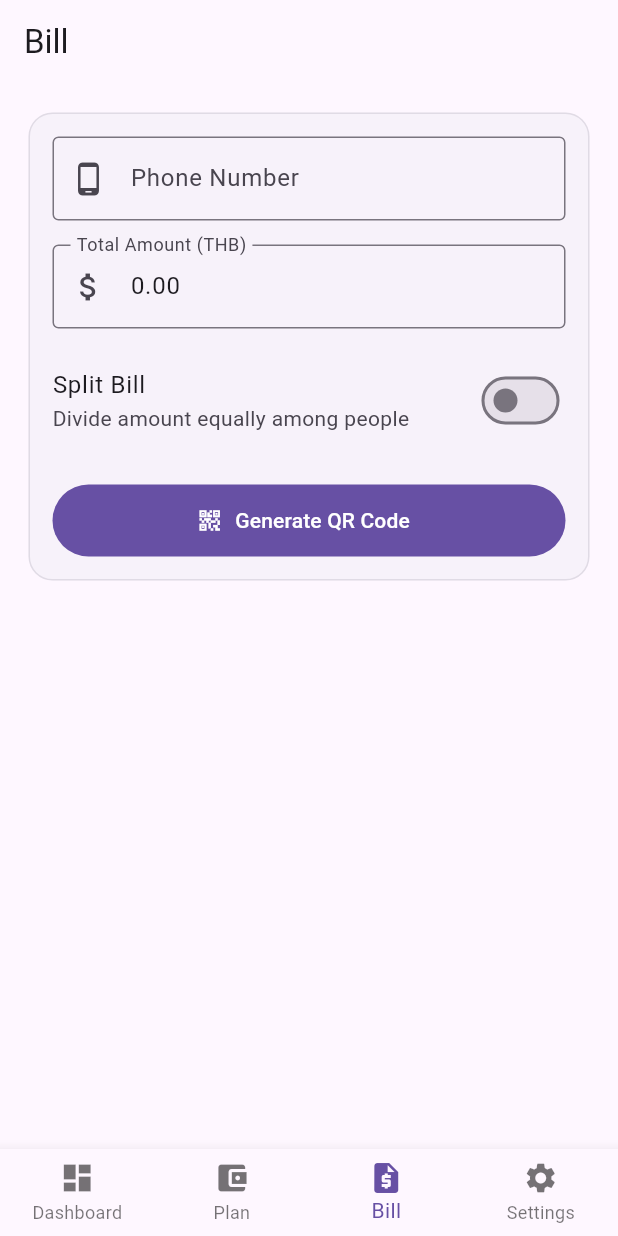
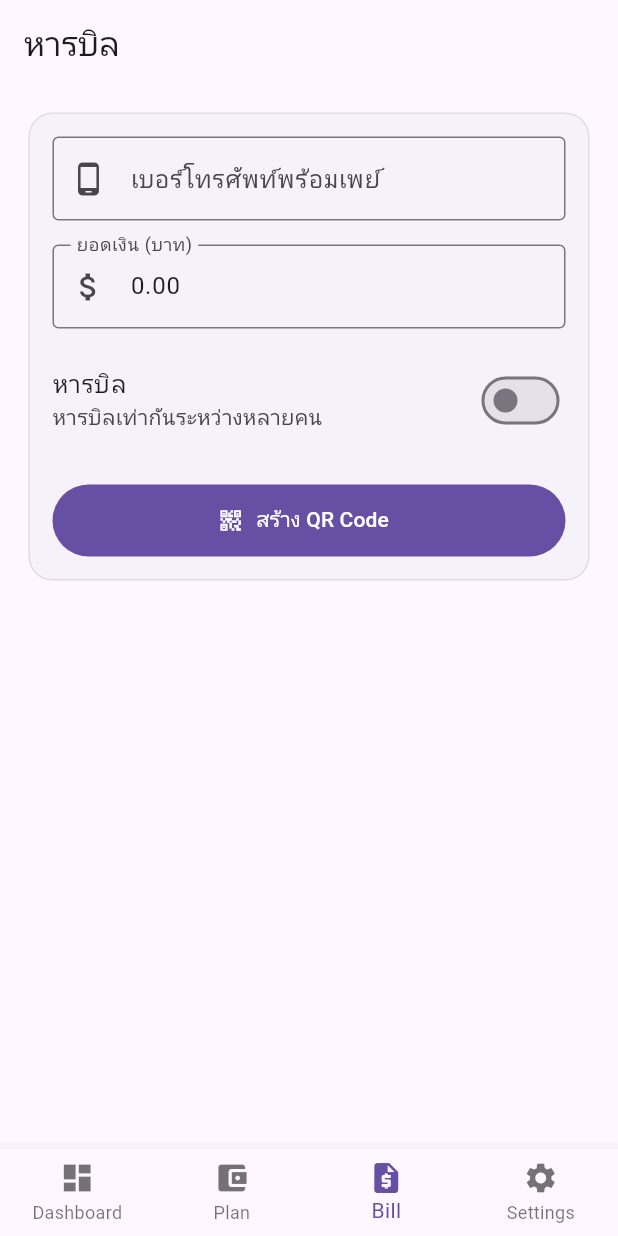
Before and after one commit to qwrtsdev/moneyplus_material, a Flutter app: the screen it shows after launch, item 3 of the bottom bar chosen, on a phone screen of 412 x 824 dp. Run offline on Flutter 3.47's test engine with Material 3 defaults, Android fonts, the phone set to English and light mode, and no system bars; our stand-ins replace google_fonts, permission_handler, screenshot, share_plus, shared_preferences; missing offline and left inert: google_mlkit_text_recognition, thai_promptpay_flutter; network calls fail.

Commit message:
change text to thai.

```diff
--- a/lib/screens/bill_tab.dart
+++ b/lib/screens/bill_tab.dart
@@ -121,7 +121,7 @@ class _BillTabState extends State<BillTab> {
 
     return Scaffold(
       appBar: AppBar(
-        title: const Text('Bill'),
+        title: const Text('หารบิล'),
       ),
       body: SingleChildScrollView(
         padding: const EdgeInsets.all(15.0),
@@ -147,7 +147,7 @@ class _BillTabState extends State<BillTab> {
                       TextFormField(
                         controller: _phoneNumberController,
                         decoration: const InputDecoration(
-                          labelText: 'Phone Number',
+                          labelText: 'เบอร์โทรศัพท์พร้อมเพย์',
                           hintText: '0812345678',
                           prefixIcon: Icon(Icons.phone_android),
                           border: OutlineInputBorder(),
@@ -164,7 +164,7 @@ class _BillTabState extends State<BillTab> {
                       TextFormField(
                         controller: _amountController,
                         decoration: const InputDecoration(
-                          labelText: 'Total Amount (THB)',
+                          labelText: 'ยอดเงิน (บาท)',
                           hintText: '0.00',
                           prefixIcon: Icon(Icons.attach_money),
                           border: OutlineInputBorder(),
@@ -187,8 +187,8 @@ class _BillTabState extends State<BillTab> {
 
                       SwitchListTile(
                         contentPadding: EdgeInsets.zero,
-                        title: const Text('Split Bill'),
-                        subtitle: const Text('Divide amount equally among people'),
+                        title: const Text('หารบิล'),
+                        subtitle: const Text('หารบิลเท่ากันระหว่างหลายคน'),
                         value: _isSplitBill,
                         onChanged: (value) {
                           setState(() {
@@ -202,14 +202,14 @@ class _BillTabState extends State<BillTab> {
                         DropdownButtonFormField<int>(
                           value: _splitPeopleCount,
                           decoration: const InputDecoration(
-                            labelText: 'Number of People',
+                            labelText: 'จำนวนคน',
                             prefixIcon: Icon(Icons.group),
                             border: OutlineInputBorder(),
                           ),
                           items: List.generate(9, (index) => index + 2).map((count) {
                             return DropdownMenuItem<int>(
                               value: count,
-                              child: Text('$count People'),
+                              child: Text('$count คน'),
                             );
                           }).toList(),
                           onChanged: (value) {
@@ -232,7 +232,7 @@ class _BillTabState extends State<BillTab> {
                               mainAxisAlignment: MainAxisAlignment.spaceBetween,
                               children: [
                                 Text(
-                                  'Per person amount:',
+                                  'จำนวนเงินต่อคน:',
                                   style: theme.textTheme.bodyMedium?.copyWith(
                                     fontWeight: FontWeight.w600,
                                   ),
@@ -254,7 +254,7 @@ class _BillTabState extends State<BillTab> {
                       FilledButton.icon(
                         onPressed: _generateQrCode,
                         icon: const Icon(Icons.qr_code_2),
-                        label: const Text('Generate QR Code'),
+                        label: const Text('สร้าง QR Code'),
                         style: FilledButton.styleFrom(
                           minimumSize: const Size.fromHeight(48),
                         ),
@@ -280,7 +280,7 @@ class _BillTabState extends State<BillTab> {
                         mainAxisSize: MainAxisSize.min,
                         children: [
                           Text(
-                            'Scan to Pay',
+                            'เเสกน QR Code เพื่อชำระเงิน',
                             style: theme.textTheme.titleMedium?.copyWith(
                               fontWeight: FontWeight.bold,
                             ),
@@ -318,7 +318,7 @@ class _BillTabState extends State<BillTab> {
                           if (_amountSatang != null) ...[
                             const SizedBox(height: 6),
                             Text(
-                              'Amount: ฿${(_amountSatang! / 100).toStringAsFixed(2)}',
+                              'จำนวนเงิน: ฿${(_amountSatang! / 100).toStringAsFixed(2)}',
                               style: theme.textTheme.titleLarge?.copyWith(
                                 color: theme.colorScheme.primary,
                                 fontWeight: FontWeight.bold,
@@ -327,7 +327,7 @@ class _BillTabState extends State<BillTab> {
                             if (_isSplitBill) ...[
                               const SizedBox(height: 2),
                               Text(
-                                'Split among $_splitPeopleCount people (Total: ฿${totalAmountDouble.toStringAsFixed(2)})',
+                                'หารระหว่าง $_splitPeopleCount คน (รวม: ฿${totalAmountDouble.toStringAsFixed(2)})',
                                 style: theme.textTheme.bodySmall?.copyWith(
                                   color: theme.colorScheme.onSurfaceVariant,
                                 ),
@@ -349,7 +349,7 @@ class _BillTabState extends State<BillTab> {
                           child: CircularProgressIndicator(strokeWidth: 2),
                         )
                       : const Icon(Icons.share),
-                  label: Text(_isSharing ? 'Preparing...' : 'Share QR Code'),
+                  label: Text(_isSharing ? 'กำลังสร้าง...' : 'แชร์ QR Code'),
                   style: OutlinedButton.styleFrom(
                     minimumSize: const Size.fromHeight(48),
                     shape: RoundedRectangleBorder(
```
Also changed, not shown: 1 other file.
